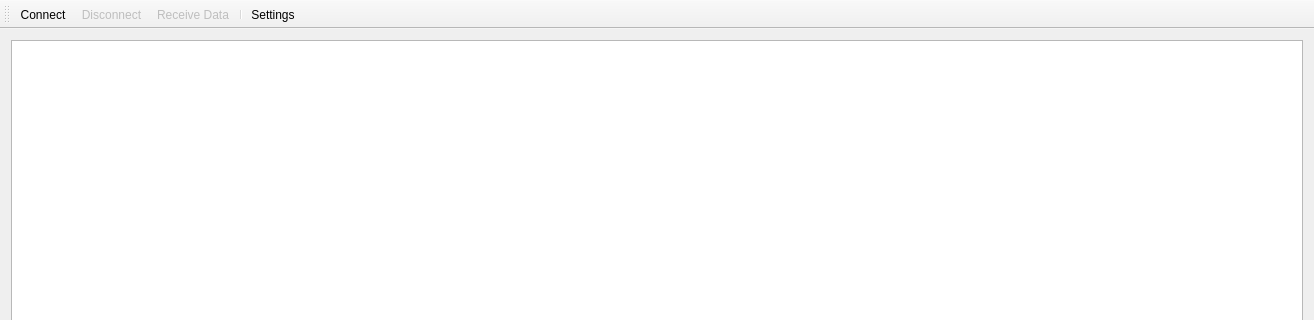
Above: src/main_window.ui from tools4BCI/TiA-Scope before the change; both pictures show x 0 to 1314 and y 0 to 320 of the 1314 by 625 pixel window. Below: the same form after it.
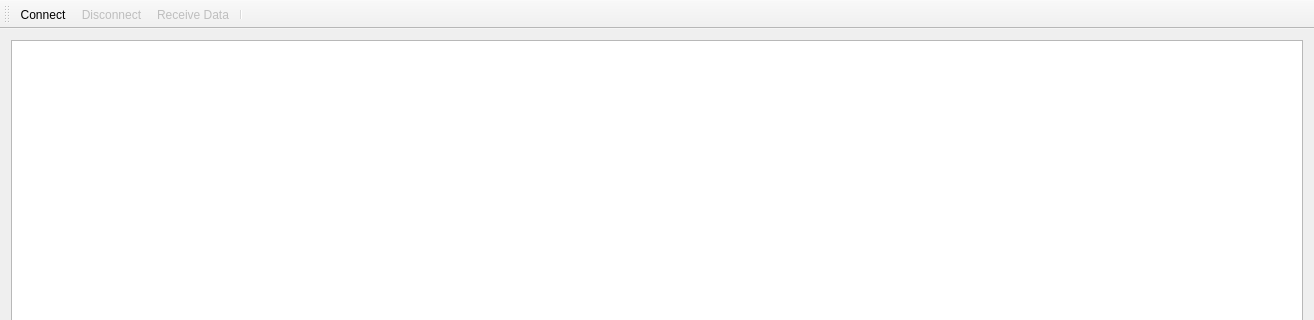
That is the form after the change. Icons and pictures are not drawn.

```diff
--- a/src/main_window.ui
+++ b/src/main_window.ui
@@ -51,7 +51,6 @@
    <addaction name="actionDisconnect"/>
    <addaction name="actionReceiveData"/>
    <addaction name="separator"/>
-   <addaction name="actionSettings"/>
   </widget>
   <action name="actionConnect">
    <property name="icon">
@@ -95,14 +94,6 @@
     <string>Receive Data from connected Server.</string>
    </property>
   </action>
-  <action name="actionSettings">
-   <property name="text">
-    <string>Settings</string>
-   </property>
-   <property name="toolTip">
-    <string>Settings</string>
-   </property>
-  </action>
  </widget>
  <layoutdefault spacing="6" margin="11"/>
  <resources>
```
